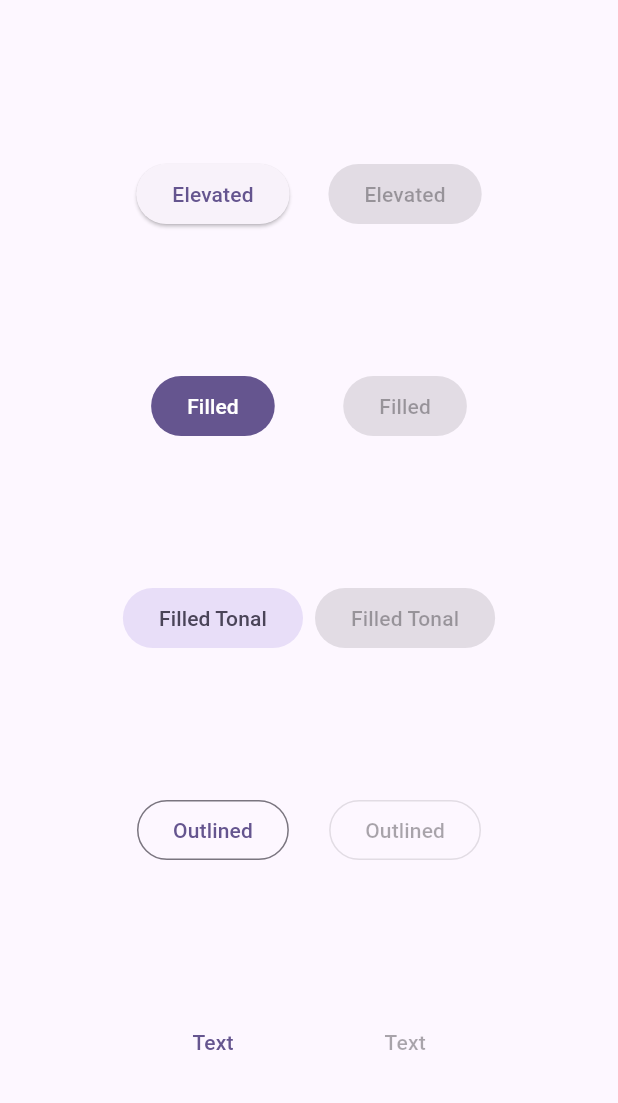
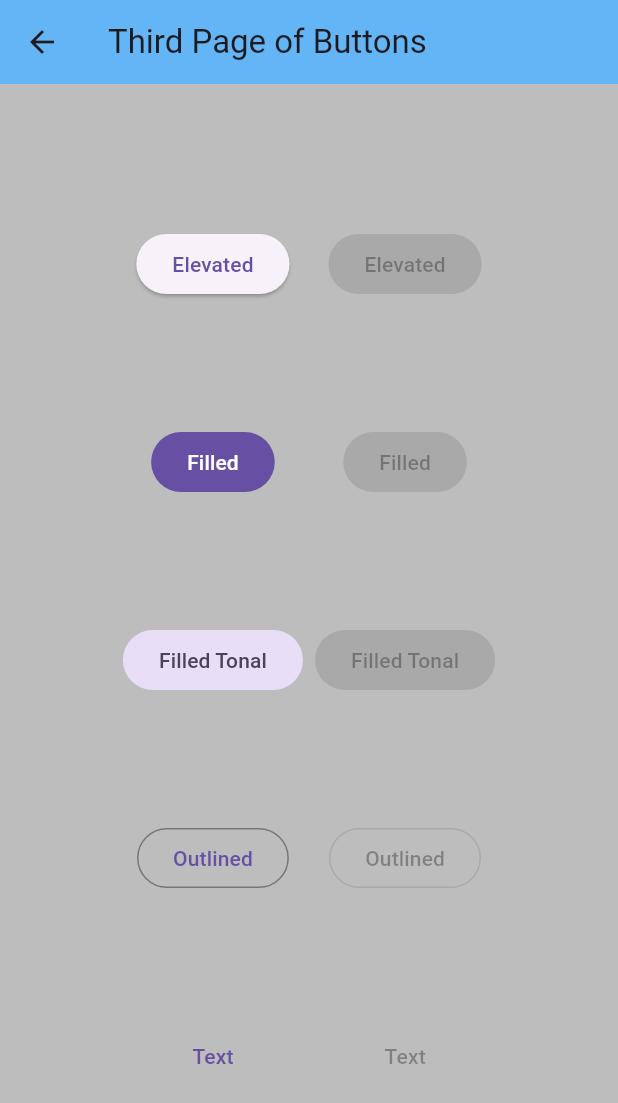
Before and after one commit to Ramasheesh/Flutter, a Flutter app: the screen it shows after launch, after a tap on "Go to All Button Page", on a phone screen of 412 x 824 dp. Shown: the top 1103 px of the screen. Run offline on Flutter 3.47's test engine with Material 3 defaults, Android fonts, the phone set to English and light mode, and no system bars.

Commit message:
Button page Done

```diff
--- /dev/null
+++ b/Module_02/demo_app/lib/button.dart
@@ -0,0 +1,59 @@
+import 'package:flutter/material.dart';
+
+class ThirdPage extends StatelessWidget {
+  final String title;
+  ThirdPage({Key? key, required this.title}) : super(key: key);
+  @override
+  Widget build(BuildContext context) {
+    return Scaffold(
+      backgroundColor: Colors.grey[400],
+      appBar: AppBar(title: Text('Third Page of Buttons'),backgroundColor:Colors.blue[300],),
+      body: Padding(
+          padding: const EdgeInsets.all(8.0),
+          child: Row(
+            children: const <Widget>[
+              Spacer(),
+              ButtonTypesGroup(enabled: true),
+              SizedBox(height: 10),
+              ButtonTypesGroup(enabled: false),
+              Spacer(),
+            ],
+          )),
+    );
+  }
+}
+
+class ButtonTypesGroup extends StatelessWidget {
+  const ButtonTypesGroup({super.key, required this.enabled});
+  final bool enabled;
+  @override
+  Widget build(BuildContext context) {
+    final VoidCallback? onPressed = enabled ? () {} : null;
+    return Padding(
+      padding: const EdgeInsets.all(4.0),
+      child: Column(
+        mainAxisAlignment: MainAxisAlignment.spaceEvenly,
+        children: <Widget>[
+          ElevatedButton(onPressed: onPressed, child: const Text('Elevated')),
+          FilledButton(onPressed: onPressed, child: const Text('Filled')),
+          FilledButton.tonal(
+              onPressed: onPressed, child: const Text('Filled Tonal')),
+          OutlinedButton(onPressed: onPressed, child: const Text('Outlined')),
+          TextButton(onPressed: onPressed, child: const Text('Text')),
+        ],
+      ),
+    );
+  }
+}
+
+class SecondPage extends StatelessWidget {
+  const SecondPage({Key? key}) : super(key: key);
+  @override
+  Widget build(BuildContext context) {
+    return Scaffold(
+      backgroundColor: Colors.grey[400],
+      appBar: AppBar(title: Text('Second Page of Buttons'),backgroundColor: Colors.blue[300],),
+      body: Center(child: Text('this is second Page')),
+    );
+  }
+}
--- a/Module_02/demo_app/lib/main.dart
+++ b/Module_02/demo_app/lib/main.dart
@@ -1,4 +1,5 @@
 import 'package:flutter/material.dart';
+import 'button.dart';
 
 void main() => runApp(const MyApp());
 
@@ -10,7 +11,7 @@ class MyApp extends StatelessWidget {
       title: 'Hello Flutter',
       theme: ThemeData(
         primarySwatch: Colors.blue,
-        scaffoldBackgroundColor: Colors.blue,
+        dialogBackgroundColor: Colors.blue[300],
       ),
       home: MyHomePage(title: 'Home page '),
     );
@@ -22,8 +23,10 @@ class MyHomePage extends StatelessWidget {
   final String title;
   @override
   Widget build(BuildContext context) {
-    return Scaffold(
-      appBar: AppBar(title: Text(this.title)),
+    return MaterialApp(
+      home: Scaffold(
+      backgroundColor: Colors.grey[400],
+      appBar: AppBar(title: Text(this.title,),backgroundColor:Colors.blue[300],),
       body: Center(
         child: Column(
           mainAxisAlignment: MainAxisAlignment.center,
@@ -42,88 +45,19 @@ class MyHomePage extends StatelessWidget {
               onPressed: () {
                 Navigator.push(
                   context,
-                  MaterialPageRoute(builder: (context) => ThirdPage(title: 'Page of button',)),
+                  MaterialPageRoute(
+                      builder: (context) => ThirdPage(
+                            title: 'Button of me',
+                          )),
                 );
               },
               child: const Text('Go to All Button Page'),
             ),
+             const SizedBox(height: 20),
+
           ],
         ),
       ),
-    );
-
+    ));
   }
 }
-
-class ThirdPage extends StatelessWidget {
-  ThirdPage({Key? key, required this.title}) : super(key: key);
-  final String title;
-  @override
-  Widget build(BuildContext context) {
-    return MaterialApp(
-      theme: ThemeData(
-          colorSchemeSeed: const Color(0xff6750a4), useMaterial3: true),
-      title: 'Button Types',
-      home: const Scaffold(
-        body: ButtonTypesExample(),
-      ),
-    );
-  }
-}
-
-class ButtonTypesExample extends StatelessWidget {
-  const ButtonTypesExample({super.key});
-
-  @override
-  Widget build(BuildContext context) {
-    return const Padding(
-      padding: EdgeInsets.all(8.0),
-      child: Row(
-        children: <Widget>[
-          Spacer(),
-          ButtonTypesGroup(enabled: true),
-          ButtonTypesGroup(enabled: false),
-          Spacer(),
-        ],
-      ),
-    );
-  }
-}
-
-class ButtonTypesGroup extends StatelessWidget {
-  const ButtonTypesGroup({super.key, required this.enabled});
-
-  final bool enabled;
-
-  @override
-  Widget build(BuildContext context) {
-    final VoidCallback? onPressed = enabled ? () {} : null;
-    return Padding(
-      padding: const EdgeInsets.all(4.0),
-      child: Column(
-        mainAxisAlignment: MainAxisAlignment.spaceEvenly,
-        children: <Widget>[
-          ElevatedButton(onPressed: onPressed, child: const Text('Elevated')),
-          FilledButton(onPressed: onPressed, child: const Text('Filled')),
-          FilledButton.tonal(
-              onPressed: onPressed, child: const Text('Filled Tonal')),
-          OutlinedButton(onPressed: onPressed, child: const Text('Outlined')),
-          TextButton(onPressed: onPressed, child: const Text('Text')),
-        ],
-      ),
-    );
-  }
-}
-
-class SecondPage extends StatelessWidget {
-  const SecondPage({Key? key}) : super(key: key);
-  @override
-  Widget build(BuildContext context) {
-    // TODO: implement build
-    return Scaffold(
-        appBar: AppBar(
-          title: const Text('Second Page'),
-        ),
-        body: Text('this is second Page'));
-  }
-}
```
Also changed, not shown: Module_02/demo_app/web_entrypoint.dart (added), 2 other files.
